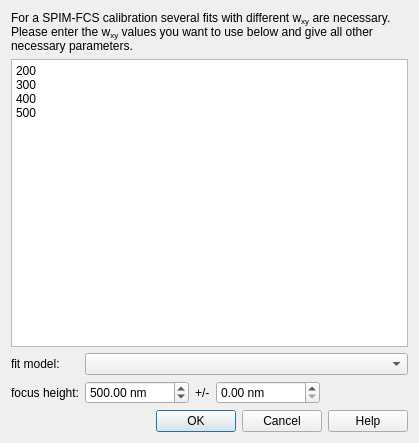
jkriege2/QuickFit3, file plugins/imfcsfit/imfcscalibrationdialog.ui: the form before one commit.
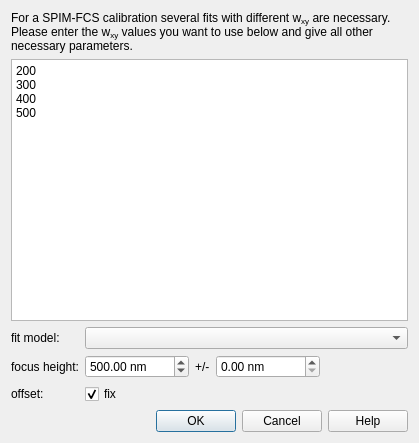
The form after the commit. Icons and pictures are not drawn.

What changed in the file:
```diff
--- a/plugins/imfcsfit/imfcscalibrationdialog.ui
+++ b/plugins/imfcsfit/imfcscalibrationdialog.ui
@@ -124,6 +124,23 @@
         </item>
        </layout>
       </item>
+      <item row="2" column="0">
+       <widget class="QLabel" name="label_5">
+        <property name="text">
+         <string>offset:</string>
+        </property>
+       </widget>
+      </item>
+      <item row="2" column="1">
+       <widget class="QCheckBox" name="chkFixOffset">
+        <property name="text">
+         <string>fix</string>
+        </property>
+        <property name="checked">
+         <bool>true</bool>
+        </property>
+       </widget>
+      </item>
      </layout>
     </widget>
    </item>
```
